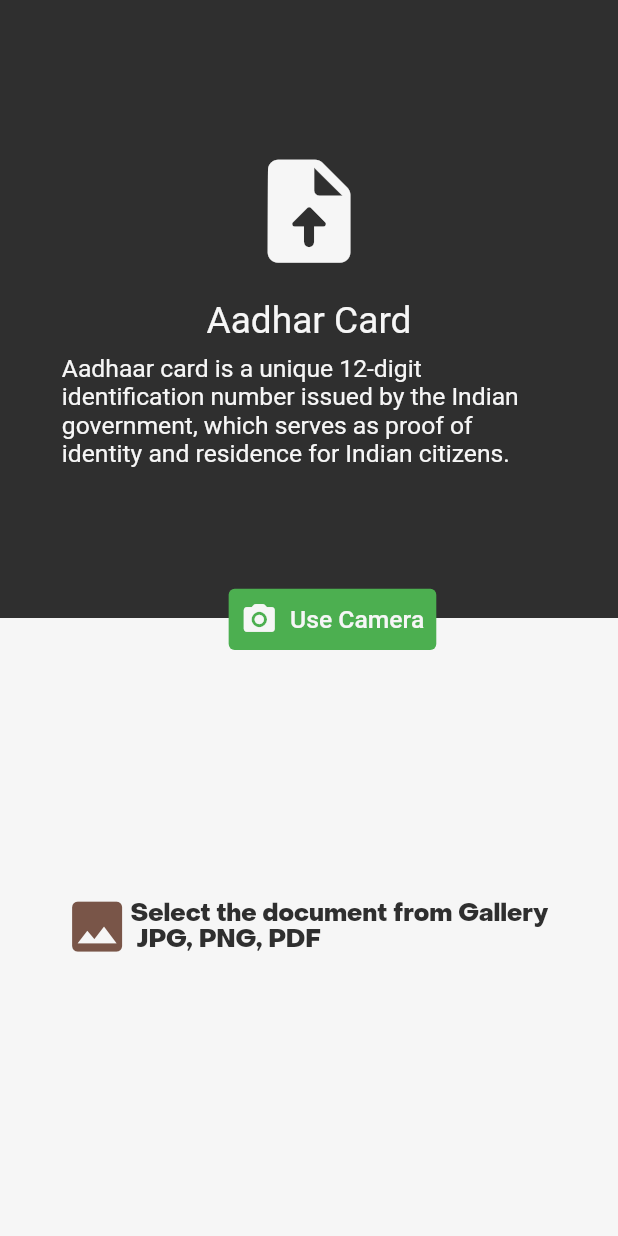
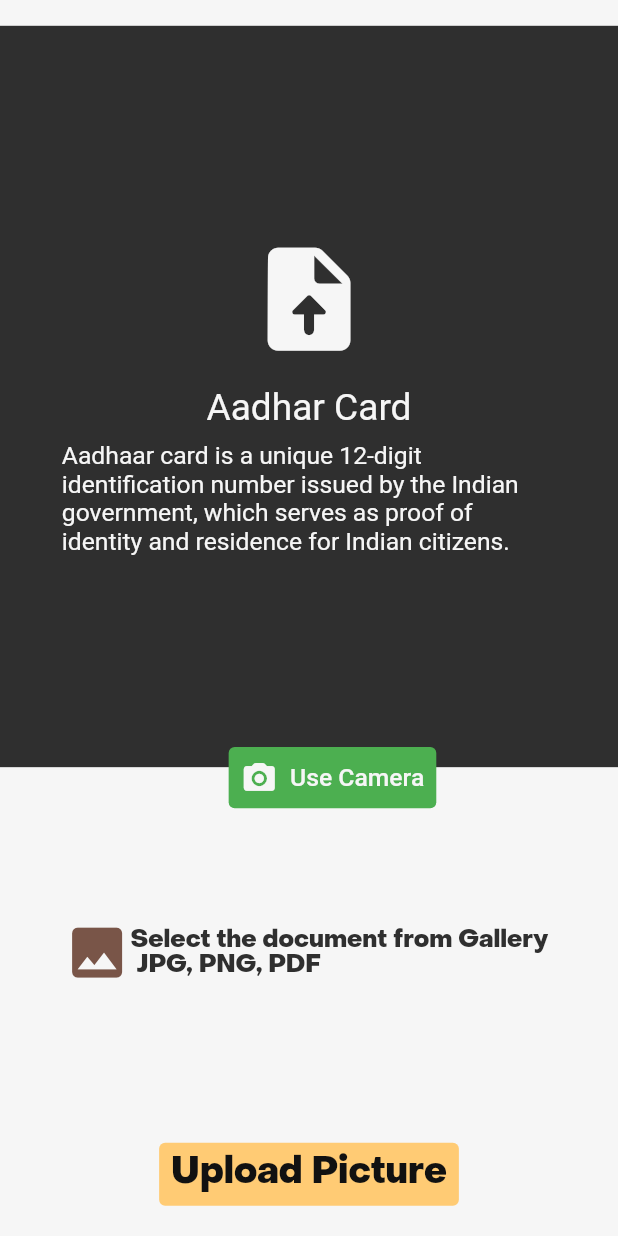
Before and after one commit to shubh56/Blue-Crew, a Flutter app: the IdentityVerification screen opened by its route, after a tap on an icon or button, on a phone screen of 412 x 824 dp. Run offline on Flutter 3.47's test engine with Material 2 defaults, Android fonts, the phone set to English and light mode, and no system bars; our stand-ins replace animated_text_kit, camera, file_picker, font_awesome_flutter.

Commit message:
Third Commit 25/9

```diff
--- a/lib/Worker Side/identityVerification.dart
+++ b/lib/Worker Side/aadharVerification.dart
@@ -3,8 +3,7 @@ import 'package:blue_crew/constants.dart';
 import 'package:file_picker/file_picker.dart';
 import 'dart:io';
 import 'package:camera/camera.dart';
-
-
+import 'takeAadharPictureScreen.dart';
 
 class IdentityVerification extends StatefulWidget {
   const IdentityVerification({super.key});
@@ -14,15 +13,19 @@ class IdentityVerification extends StatefulWidget {
 }
 
 class _IdentityVerificationState extends State<IdentityVerification> {
-
   PlatformFile? pickedFile;
-  late CameraController controller;
-  Future<void> pickFile() async{
-    final result = await FilePicker.platform.pickFiles(type: FileType.custom,allowedExtensions: ['jpg','png','pdf']);
+  String? containerText;
+  bool isVisible = false;
+  Future<void> pickFile() async {
+    final result = await FilePicker.platform.pickFiles(
+        type: FileType.custom, allowedExtensions: ['jpg', 'png', 'pdf']);
     setState(() {
       pickedFile = result?.files.first;
+      containerText = result?.files.first.name;
+      isVisible = true;
     });
   }
+
   Future<void> uploadFile() async {
     final file = File(pickedFile!.path!);
     // final path = '${category.text.toString()}/${pickedFile!.name}';
@@ -44,7 +47,7 @@ class _IdentityVerificationState extends State<IdentityVerification> {
               Container(
                 color: kBrown,
                 height: mediaQuery.size.height *
-                    0.5, // Adjust the height of the first container
+                    0.6, // Adjust the height of the first container
                 child: Center(
                   child: Column(
                     mainAxisAlignment: MainAxisAlignment.center,
@@ -90,12 +93,14 @@ class _IdentityVerificationState extends State<IdentityVerification> {
                   ),
                 ),
               ),
+              Column(
+                children: [
                   GestureDetector(
                     onTap: pickFile,
                     child: Container(
                       color: kWhite,
                       height: mediaQuery.size.height *
-                      0.5, // Adjust the height of the second container
+                          0.3, // Adjust the height of the second container
                       child: Center(
                         child: Row(
                           mainAxisAlignment: MainAxisAlignment.center,
@@ -106,45 +111,77 @@ class _IdentityVerificationState extends State<IdentityVerification> {
                               color: Colors.brown,
                             ),
                             Text(
+                              containerText ??
                                   'Select the document from Gallery \n JPG, PNG, PDF',
                               style: TextStyle(
                                 color: kBrown,
                                 fontSize: mediaQuery.size.height * 0.02,
-                              fontFamily: 'ObjectSans'),
+                                fontFamily: 'ObjectSans',
+                              ),
                             ),
                           ],
                         ),
                       ),
                     ),
                   ),
+                  Visibility(
+                    visible: isVisible,
+                    child: TextButton(
+                      style: const ButtonStyle(
+                        backgroundColor: MaterialStatePropertyAll(kYellow),
+                      ),
+                      onPressed: () {
+                        //Upload Picture onto database, uploadFile method defined above
+                        Navigator.pushNamed(context, 'selfieVerification');
+                      },
+                      child: Text(
+                        'Upload Picture',
+                        style: TextStyle(
+                          color: kBlack,
+                          fontFamily: 'ObjectSans',
+                          fontSize: mediaQuery.size.height * 0.03,
+                        ),
+                      ),
+                    ),
+                  ),
+                ],
+              ),
             ],
           ),
           Positioned(
-            top: mediaQuery.size.height*0.472,
-            left: mediaQuery.size.width*0.37,
+            top: mediaQuery.size.height * 0.6,
+            left: mediaQuery.size.width * 0.37,
             child: TextButton(
               style: const ButtonStyle(
                 backgroundColor: MaterialStatePropertyAll(Colors.green),
               ),
-              onPressed: (){
-
+              onPressed: () async {
+                final cameras = await availableCameras();
+                final firstCamera = cameras.first;
+                print('In button On Pressed');
+                await Navigator.of(context).push(
+                  MaterialPageRoute(
+                    builder: (context) =>
+                        TakePictureScreen(camera: firstCamera),
+                  ),
+                );
               },
               child: Row(
                 children: [
                   Icon(
                     Icons.camera_alt_rounded,
                     color: kWhite,
-                    size: mediaQuery.size.height*0.03,
+                    size: mediaQuery.size.height * 0.03,
                   ),
                   SizedBox(
-                    width: mediaQuery.size.height*0.01,
-                    height: mediaQuery.size.height*0.03,
+                    width: mediaQuery.size.height * 0.01,
+                    height: mediaQuery.size.height * 0.03,
                   ),
                   Text(
                     'Use Camera',
                     style: TextStyle(
                       color: kWhite,
-                      fontSize: mediaQuery.size.height*0.02,
+                      fontSize: mediaQuery.size.height * 0.02,
                     ),
                   ),
                 ],
--- a/lib/Worker Side/workerSignUp.dart
+++ b/lib/Worker Side/workerSignUp.dart
@@ -87,7 +87,7 @@ class _WorkerSignUpState extends State<WorkerSignUp> {
                         backgroundColor: MaterialStatePropertyAll(kYellow),
                       ),
                       onPressed: (){
-                        Navigator.pushReplacementNamed(context, 'identityVerification');
+                        Navigator.pushNamed(context, 'aadharVerification');
                       },
                       child: Row(
                         mainAxisAlignment: MainAxisAlignment.spaceBetween,
--- a/pubspec.yaml
+++ b/pubspec.yaml
@@ -18,6 +18,8 @@ dependencies:
   font_awesome_flutter: ^10.5.0
   file_picker: ^5.5.0
   camera: ^0.10.5+4
+  path_provider: ^2.1.1
+  path: ^1.8.3
 
 dev_dependencies:
   flutter_test:
```
Also changed, not shown: lib/Worker Side/displayAadharPictureScreen.dart (added, +59 -0 lines), lib/Worker Side/displaySelfieScreen.dart (added, +59 -0 lines), lib/Worker Side/selfieVerification.dart (added, +90 -0 lines), lib/Worker Side/takeAadharPictureScreen.dart (added, +79 -0 lines), lib/main.dart (+5 -2 lines), pubspec.lock, 1 other file. Lines whose indentation alone changed are shown as unchanged.
